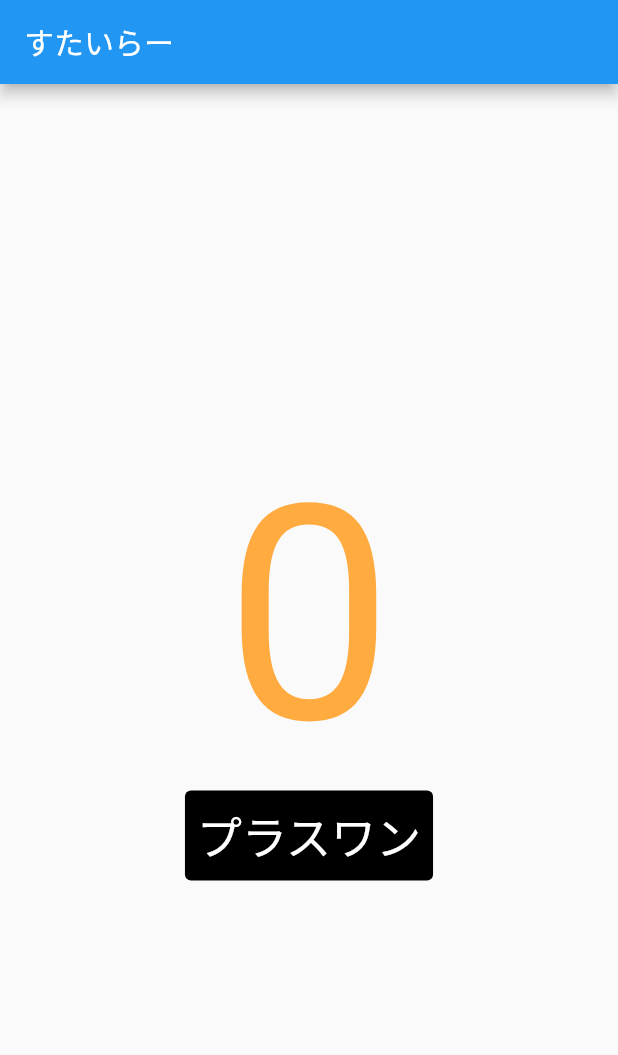
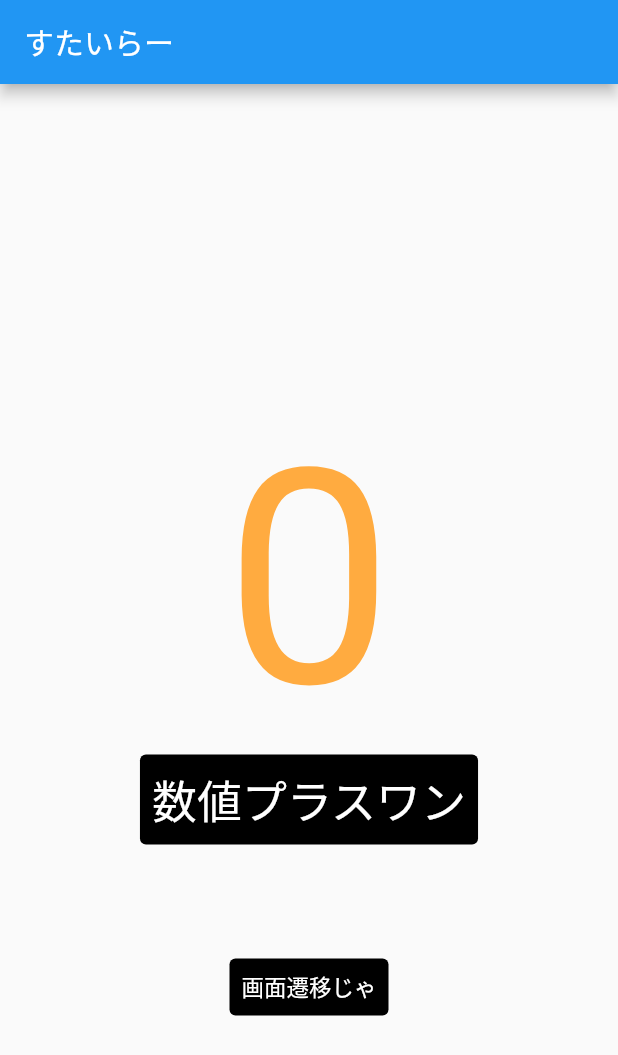
Before and after one commit to machikawa/Gamen-Seni-Mover001, a Flutter app: the screen it shows after launch, on a phone screen of 412 x 824 dp. Shown: the top 1055 px of the screen. Run offline on Flutter 3.47's test engine with Material 2 defaults, Android fonts, the phone set to English and light mode, and no system bars.

Commit message:
画面遷移で値パス

```diff
--- a/lib/main.dart
+++ b/lib/main.dart
@@ -1,12 +1,14 @@
 /* 3-1. ボタン */
 
 import 'package:flutter/material.dart';
+import 'next_page.dart';
 
 void main() => runApp(MyApp());
 
 class MyApp extends StatelessWidget {
 
-  int count = 0;
+  // すてーとふるうぃじぇっとのクラスでやり直すので消す
+//  int count = 0;
 
   @override
   Widget build(BuildContext context) {
@@ -16,15 +18,60 @@ class MyApp extends StatelessWidget {
         appBar: AppBar(
           title: Text("すたいらー"),
         ),
-        body: Center(
+        body: Counter() ,
+      ),
+      // ルートの定義
+      routes:<String, WidgetBuilder>{
+        '/home': (BuildContext context) => Counter(),
+//        '/nextPage': (BuildContext context) => NextPage(_counter),
+      }
+    );
+  }
+}
+
+class Counter extends StatefulWidget {
+  @override
+  State<Counter> createState() => _CounterState();
+}
+
+class _CounterState extends State<Counter> {
+
+  // Private
+  int _count = 0 ;
+
+  // ボタン押下時
+  void _buttonPressed() {
+    setState(() {
+      _count++;
+      print(_count);
+    });
+  }
+
+  // 2爪のボタンを押下させたとき。
+  void _moveButtonPuressed() {
+    //Navigator.pushNamed(context, '/nextPage');
+    Navigator.push(
+      context,
+      MaterialPageRoute(
+          builder: (context)=>
+            NextPage(_count)
+      )
+    );
+
+  }
+
+  @override
+  Widget build(BuildContext context) {
+    return Center(
       child: Container(
         child: Column(
           mainAxisAlignment: MainAxisAlignment.center,
           children: <Widget>[
+            Spacer(flex:3),
             Text(
               // count が Int なので toString() を使うか、ダブクオの中で $変数　のように読む
               //"$count",
-                  count.toString(),
+              _count.toString(),
               style: TextStyle(
                 color: Colors.orangeAccent,
                 fontSize: 200,
@@ -32,23 +79,33 @@ class MyApp extends StatelessWidget {
             ),
             // Flatbutton は deprecated
             TextButton(
-                    onPressed: () {
-                      count++;
-                      print(count);
-                    } ,
+              onPressed: _buttonPressed ,
               // テキストボタンのカラー付はかくもめんどい。
               style: ButtonStyle(backgroundColor: MaterialStateProperty.all<Color>(Colors.black)),
               child: Text(
-                      "プラスワン",
+                "数値プラスワン",
                 style: TextStyle(
                   color: Colors.white,
                   fontSize: 30,
                 ),
               ),
-                )
-              ],
+            ),
+            // スペースを作るもの
+            Spacer(flex:1),
+            TextButton(
+              onPressed: _moveButtonPuressed ,
+              // テキストボタンのカラー付はかくもめんどい。
+              style: ButtonStyle(backgroundColor: MaterialStateProperty.all<Color>(Colors.black)),
+              child: Text(
+                "画面遷移じゃ",
+                style: TextStyle(
+                  color: Colors.white,
+                  fontSize: 15,
                 ),
               ),
+            ),
+            Spacer(flex:2),
+          ],
         ),
       ),
     );
```
Also changed, not shown: lib/next_page.dart (added, +56 -0 lines). Lines whose indentation alone changed are shown as unchanged.
